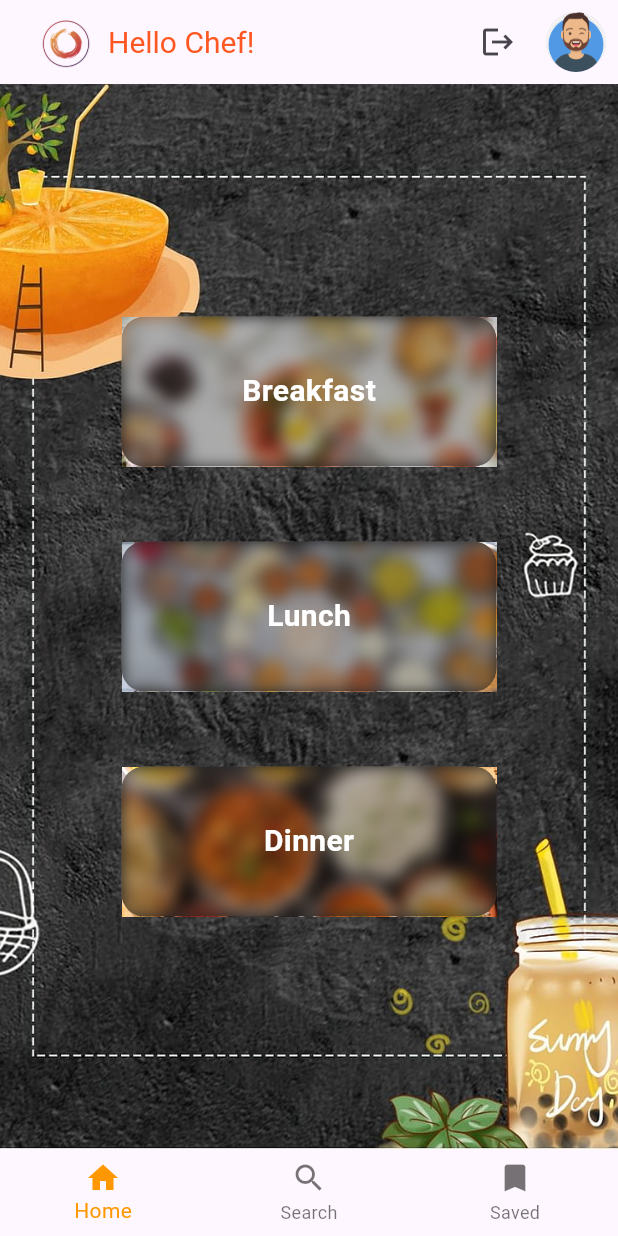
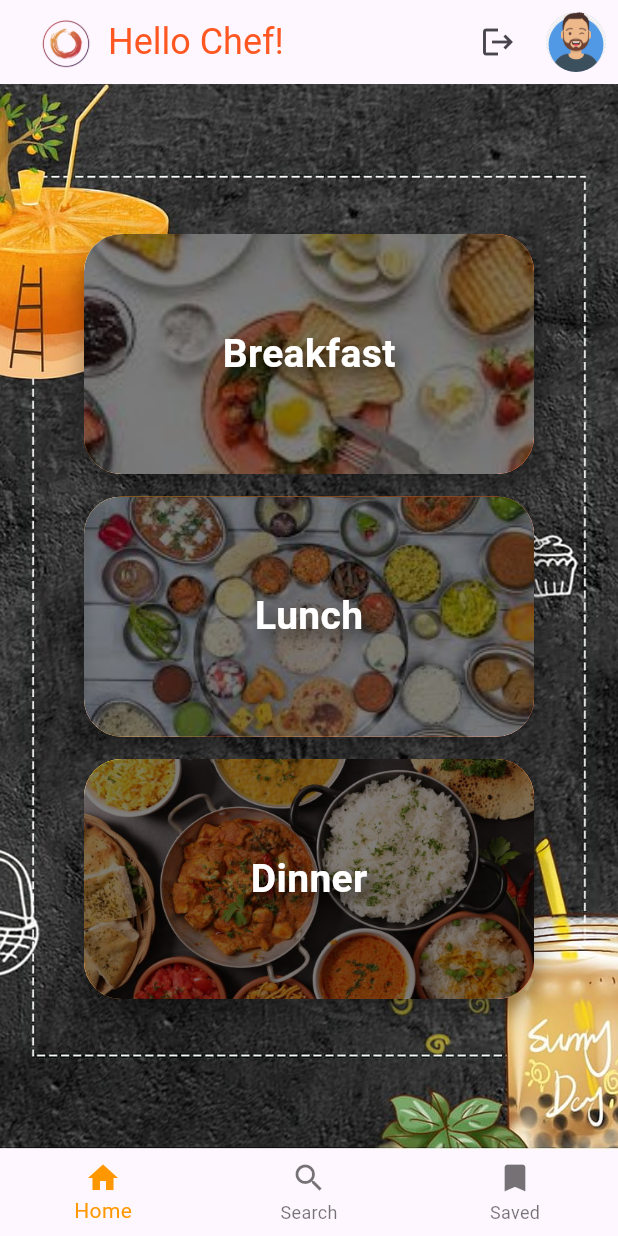
Before and after one commit to tiirth22/FlavorSphere, a Flutter app: the screen it shows once a user with an empty profile is signed in, on a phone screen of 412 x 824 dp. Run offline on Flutter 3.47's test engine with Material 3 defaults, Android fonts, the light colour scheme and no system bars; our stand-ins replace cloud_firestore, firebase_auth, firebase_core, permission_handler, shared_preferences, speech_to_text; accounts and stored records are empty.

Commit message:
search button updated

```diff
--- a/lib/home_page.dart
+++ b/lib/home_page.dart
@@ -1,10 +1,10 @@
-import 'dart:ui'; // Import this for ImageFilter
+import 'dart:ui'; // Import for ImageFilter
 import 'package:flutter/material.dart';
-import 'package:firebase_auth/firebase_auth.dart'; // Import Firebase Auth
-import 'api_service.dart'; // Import API Service for recipe search
-import 'search_page.dart'; // Importing SearchPage for recipe search
-import 'user_profile_page.dart'; // Import UserProfilePage
-import 'saved_page.dart' as SavedPageModule; // Import SavedPage with an alias to avoid conflict
+import 'package:firebase_auth/firebase_auth.dart'; // Firebase Auth
+import 'api_service.dart'; // API Service for recipe search
+import 'search_page.dart'; // SearchPage for recipe search
+import 'user_profile_page.dart'; // UserProfilePage
+import 'saved_page.dart' as SavedPageModule; // SavedPage alias to avoid conflict
 
 class HomePage extends StatefulWidget {
   @override
@@ -23,41 +23,38 @@ class _HomePageState extends State<HomePage> with SingleTickerProviderStateMixin
   void initState() {
     super.initState();
 
-    // Initialize the animation controller
+    // Animation setup
     _animationController = AnimationController(
       vsync: this,
-      duration: Duration(seconds: 2), // Duration of the animation
+      duration: Duration(seconds: 2),
     );
 
-    // Fade animation from 0 (transparent) to 1 (fully visible)
     _fadeAnimation = CurvedAnimation(
       parent: _animationController,
       curve: Curves.easeIn,
     );
 
-    // Slide animation to move the text from left to right
     _slideAnimation = Tween<Offset>(
-      begin: Offset(-1, 0), // Start position (off-screen to the left)
-      end: Offset(0, 0),    // End position (fully visible)
+      begin: Offset(-1, 0),
+      end: Offset(0, 0),
     ).animate(CurvedAnimation(
       parent: _animationController,
       curve: Curves.easeOut,
     ));
 
-    // Start the animation when the HomePage is built
     _animationController.forward();
   }
 
   @override
   void dispose() {
-    _animationController.dispose(); // Dispose the controller when the widget is destroyed
+    _animationController.dispose();
     super.dispose();
   }
 
   static List<Widget> _widgetOptions = <Widget>[
-    HomeContent(),  // Home content (Home page body)
-    SearchPage(),   // Search page for searching recipes
-    SavedPageModule.SavedPage(),    // Use the aliased SavedPage from saved_page.dart
+    HomeContent(),
+    SearchPage(),
+    SavedPageModule.SavedPage(),
   ];
 
   void _onItemTapped(int index) {
@@ -78,16 +75,15 @@ class _HomePageState extends State<HomePage> with SingleTickerProviderStateMixin
                 'assets/images/logo.png',
                 width: 40,
                 height: 40,
-              ), // App logo on the top left
               ),
-            // Wrap "Hello Chef!" in both FadeTransition and SlideTransition
+            ),
             FadeTransition(
-              opacity: _fadeAnimation, // Apply fade-in animation
+              opacity: _fadeAnimation,
               child: SlideTransition(
-                position: _slideAnimation, // Apply slide-in animation
+                position: _slideAnimation,
                 child: Text(
                   'Hello Chef!',
-                  style: TextStyle(fontSize: 20, color: Colors.deepOrange),
+                  style: TextStyle(fontSize: 24, color: Colors.deepOrange),
                 ),
               ),
             ),
@@ -97,28 +93,27 @@ class _HomePageState extends State<HomePage> with SingleTickerProviderStateMixin
           IconButton(
             icon: Icon(Icons.logout),
             onPressed: () async {
-              await FirebaseAuth.instance.signOut(); // Sign out the user
-              Navigator.pushReplacementNamed(context, '/welcome'); // Redirect to login/signup screen
+              await FirebaseAuth.instance.signOut();
+              Navigator.pushReplacementNamed(context, '/welcome');
             },
           ),
           Padding(
             padding: const EdgeInsets.all(8.0),
             child: GestureDetector(
               onTap: () {
-                // Navigate to UserProfilePage
                 Navigator.push(
                   context,
                   MaterialPageRoute(builder: (context) => UserProfilePage()),
                 );
               },
               child: CircleAvatar(
-                backgroundImage: AssetImage('assets/images/user.png'), // User profile image
+                backgroundImage: AssetImage('assets/images/user.png'),
               ),
             ),
           ),
         ],
       ),
-      body: _widgetOptions.elementAt(_selectedIndex), // Display selected page
+      body: _widgetOptions.elementAt(_selectedIndex),
       bottomNavigationBar: BottomNavigationBar(
         items: const <BottomNavigationBarItem>[
           BottomNavigationBarItem(
@@ -147,56 +142,45 @@ class HomeContent extends StatelessWidget {
   Widget build(BuildContext context) {
     return Stack(
       children: [
-        // Background image
         Positioned.fill(
           child: Image.asset(
             'assets/images/background6.jpg',
             fit: BoxFit.cover,
           ),
         ),
-        // Main content
         Center(
           child: Column(
             mainAxisAlignment: MainAxisAlignment.center,
             children: [
-              BlurredButton(
+              CategoryButton(
                 imagePath: 'assets/images/breakfast.jpeg',
                 label: 'Breakfast',
                 onTap: () {
-                  // Navigate to SearchPage with meal type Breakfast
                   Navigator.push(
                     context,
-                    MaterialPageRoute(
-                      builder: (context) => SearchPage(), // Pass mealType if necessary
-                    ),
+                    MaterialPageRoute(builder: (context) => SearchPage()),
                   );
                 },
               ),
-              SizedBox(height: 50), // Adjust spacing as needed
-              BlurredButton(
+              SizedBox(height: 15),
+              CategoryButton(
                 imagePath: 'assets/images/lunch.jpeg',
                 label: 'Lunch',
                 onTap: () {
-                  // Navigate to SearchPage with meal type Lunch
                   Navigator.push(
                     context,
-                    MaterialPageRoute(
-                      builder: (context) => SearchPage(), // Pass mealType if necessary
-                    ),
+                    MaterialPageRoute(builder: (context) => SearchPage()),
                   );
                 },
               ),
-              SizedBox(height: 50), // Adjust spacing as needed
-              BlurredButton(
+              SizedBox(height: 15),
+              CategoryButton(
                 imagePath: 'assets/images/dinner.jpg',
                 label: 'Dinner',
                 onTap: () {
-                  // Navigate to SearchPage with meal type Dinner
                   Navigator.push(
                     context,
-                    MaterialPageRoute(
-                      builder: (context) => SearchPage(), // Pass mealType if necessary
-                    ),
+                    MaterialPageRoute(builder: (context) => SearchPage()),
                   );
                 },
               ),
@@ -208,12 +192,12 @@ class HomeContent extends StatelessWidget {
   }
 }
 
-class BlurredButton extends StatelessWidget {
+class CategoryButton extends StatelessWidget {
   final String imagePath;
   final String label;
   final VoidCallback onTap;
 
-  BlurredButton({
+  CategoryButton({
     required this.imagePath,
     required this.label,
     required this.onTap,
@@ -223,42 +207,61 @@ class BlurredButton extends StatelessWidget {
   Widget build(BuildContext context) {
     return GestureDetector(
       onTap: onTap,
+      child: Container(
+        width: 300, // Moderate button width
+        height: 160, // Moderate button height
+        decoration: BoxDecoration(
+          borderRadius: BorderRadius.circular(25), // Rounded corners for a soft look
+          gradient: LinearGradient(
+            colors: [Colors.orange.shade400, Colors.deepOrange], // Smooth gradient effect
+            begin: Alignment.topLeft,
+            end: Alignment.bottomRight,
+          ),
+          boxShadow: [
+            BoxShadow(
+              color: Colors.black.withOpacity(0.4),
+              blurRadius: 15,
+              offset: Offset(0, 8),
+            ),
+          ],
+        ),
+        child: ClipRRect(
+          borderRadius: BorderRadius.circular(25),
           child: Stack(
             alignment: Alignment.center,
             children: [
-          // Background image with updated size
               Image.asset(
                 imagePath,
-            width: 250, // Set width to 250
-            height: 100, // Set height to 100
+                width: double.infinity,
+                height: double.infinity,
                 fit: BoxFit.cover,
               ),
-          // Blurred effect
-          ClipRRect(
-            borderRadius: BorderRadius.circular(15.0),
-            child: BackdropFilter(
-              filter: ImageFilter.blur(sigmaX: 5, sigmaY: 5),
-              child: Container(
-                width: 250, // Match width to 250
-                height: 100, // Match height to 100
+              Container(
                 decoration: BoxDecoration(
-                  color: Colors.black.withOpacity(0.3),
-                  borderRadius: BorderRadius.circular(15),
+                  color: Colors.black.withOpacity(0.5), // Overlay for better text visibility
+                  borderRadius: BorderRadius.circular(25),
                 ),
                 alignment: Alignment.center,
                 child: Text(
                   label,
                   style: TextStyle(
-                    fontSize: 20, // Adjusted font size for better fit
+                    fontSize: 26, // Slightly larger font size for prominence
+                    fontWeight: FontWeight.bold,
                     color: Colors.white,
-                    fontWeight: FontWeight.bold,
+                    shadows: [
+                      Shadow(
+                        blurRadius: 12.0,
+                        color: Colors.black.withOpacity(0.6),
+                        offset: Offset(5, 5),
                       ),
-                ),
+                    ],
                   ),
                 ),
               ),
             ],
           ),
+        ),
+      ),
     );
   }
 }
--- a/pubspec.yaml
+++ b/pubspec.yaml
@@ -34,7 +34,6 @@ dependencies:
 
 
 
-
   permission_handler: ^11.2.0 # Use the latest version
 
 
@@ -66,6 +65,7 @@ dependencies:
 dev_dependencies:
   flutter_test:
     sdk: flutter
+
 
   # The "flutter_lints" package below contains a set of recommended lints to
   # encourage good coding practices. The lint set provided by the package is
```
Also changed, not shown: lib/search_page.dart (+26 -7 lines). Lines whose indentation alone changed are shown as unchanged.
